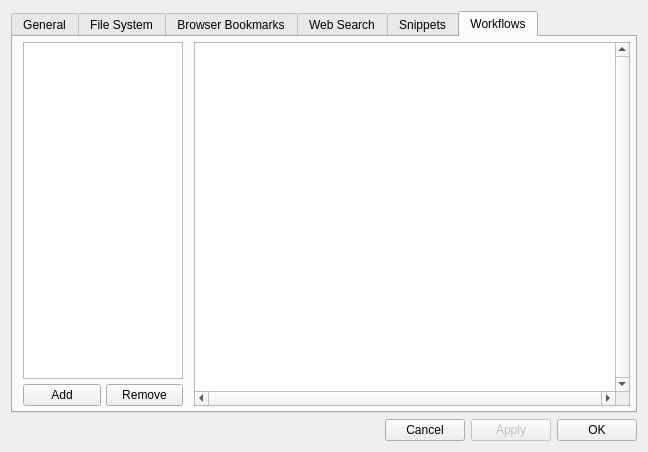
Qt form configurationdialog.ui (cplauncher/CPLauncher) before a commit.
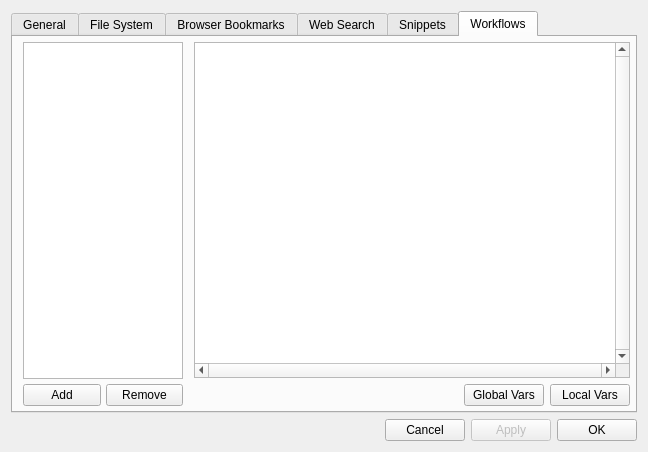
The same form after that commit. The open tabs and pages were chosen to show the change. Custom widgets are drawn as their Qt base class.

Commit message: Added global and local workflow variables edit dialog

Patch:
```diff
--- a/configurationdialog.ui
+++ b/configurationdialog.ui
@@ -872,6 +872,21 @@
         </widget>
        </item>
        <item>
+        <widget class="QWidget" name="widget_13" native="true">
+         <layout class="QVBoxLayout" name="verticalLayout_12">
+          <property name="leftMargin">
+           <number>0</number>
+          </property>
+          <property name="topMargin">
+           <number>0</number>
+          </property>
+          <property name="rightMargin">
+           <number>0</number>
+          </property>
+          <property name="bottomMargin">
+           <number>0</number>
+          </property>
+          <item>
         <widget class="CustomGraphicsView" name="wfScene">
          <property name="verticalScrollBarPolicy">
           <enum>Qt::ScrollBarAlwaysOn</enum>
@@ -897,6 +912,54 @@
          <property name="rubberBandSelectionMode">
           <enum>Qt::ContainsItemShape</enum>
          </property>
+           </widget>
+          </item>
+          <item>
+           <widget class="QWidget" name="widget_14" native="true">
+            <layout class="QHBoxLayout" name="horizontalLayout_14">
+             <property name="leftMargin">
+              <number>0</number>
+             </property>
+             <property name="topMargin">
+              <number>0</number>
+             </property>
+             <property name="rightMargin">
+              <number>0</number>
+             </property>
+             <property name="bottomMargin">
+              <number>0</number>
+             </property>
+             <item>
+              <spacer name="horizontalSpacer_6">
+               <property name="orientation">
+                <enum>Qt::Horizontal</enum>
+               </property>
+               <property name="sizeHint" stdset="0">
+                <size>
+                 <width>40</width>
+                 <height>20</height>
+                </size>
+               </property>
+              </spacer>
+             </item>
+             <item>
+              <widget class="QPushButton" name="wfGlobalVarsButton">
+               <property name="text">
+                <string>Global Vars</string>
+               </property>
+              </widget>
+             </item>
+             <item>
+              <widget class="QPushButton" name="wfLocalVarsButton">
+               <property name="text">
+                <string>Local Vars</string>
+               </property>
+              </widget>
+             </item>
+            </layout>
+           </widget>
+          </item>
+         </layout>
         </widget>
        </item>
       </layout>
```
Left out of the diff: 2 changed lines with no effect on the pictures. Lines whose indentation alone changed are shown as unchanged. The commit also changes 11 other files.
